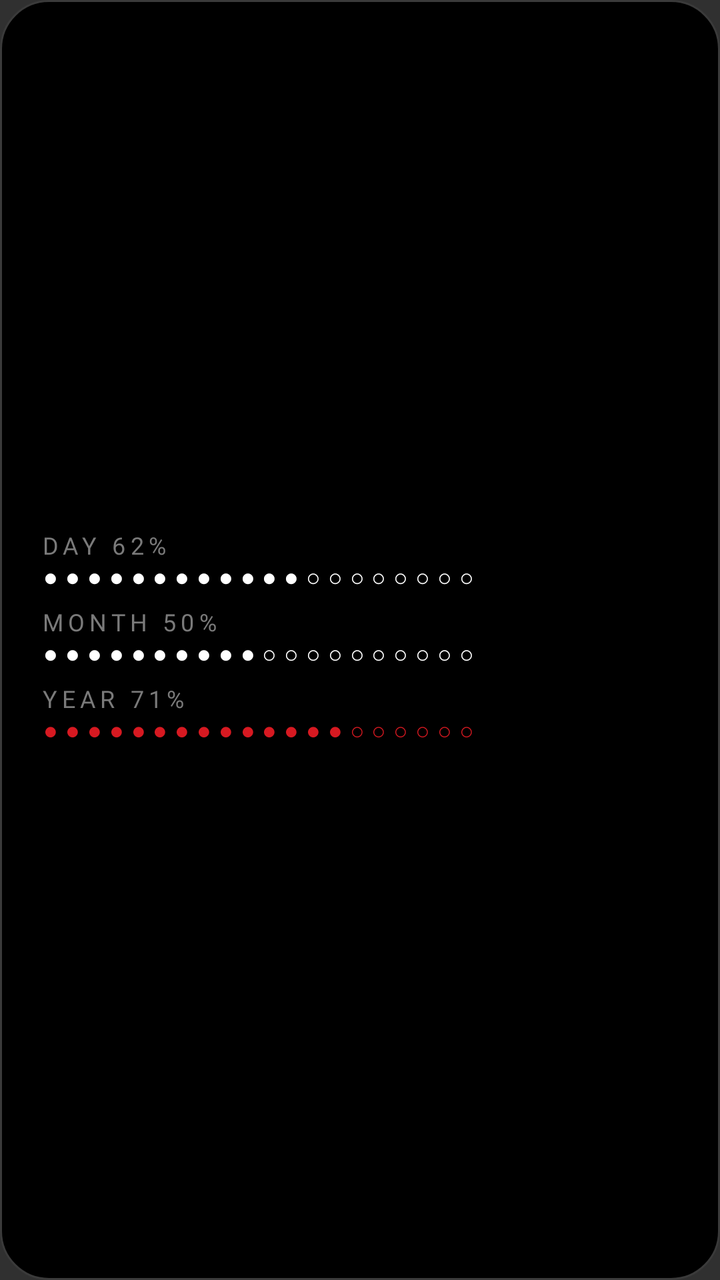
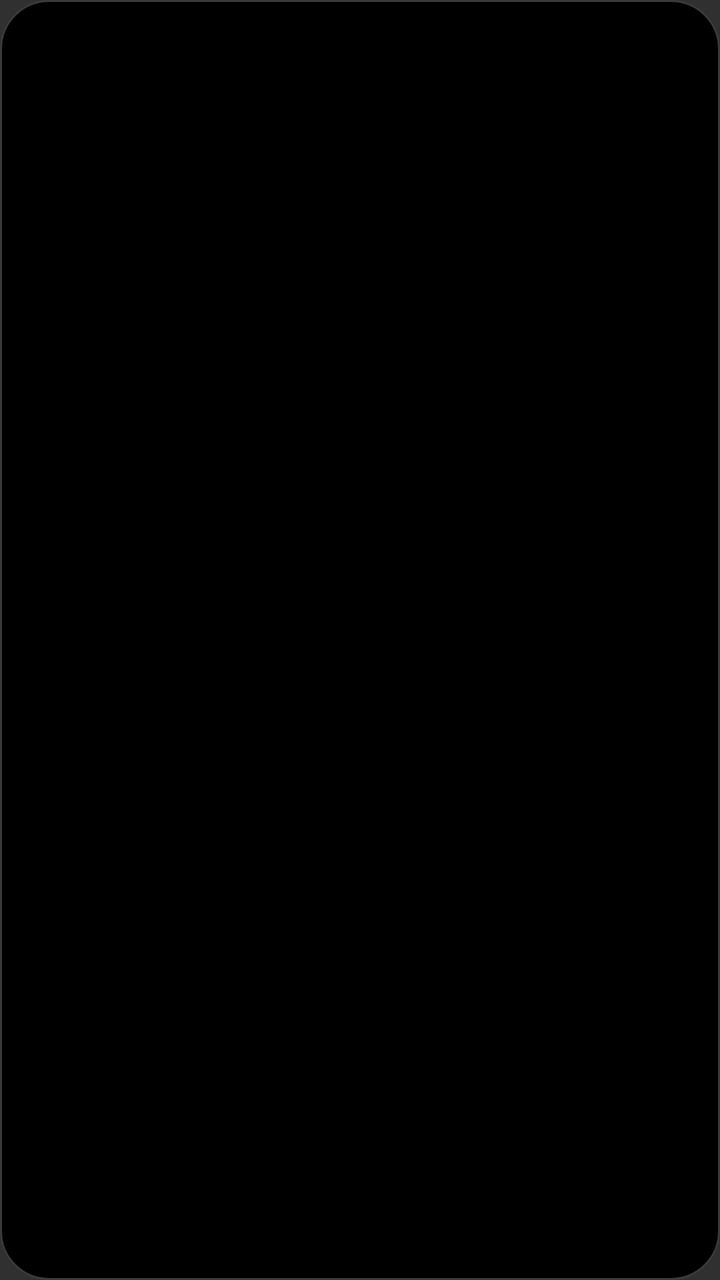

Two renders of the same Android screen: before a commit and after it. Below are the layout's source before the change and the commit's diff.
<!-- AndroidManifest.xml: application theme android:Theme.Material.NoActionBar -->
<!-- res/layout/widget_progress.xml -->
<?xml version="1.0" encoding="utf-8"?>
<LinearLayout xmlns:android="http://schemas.android.com/apk/res/android"
    android:id="@+id/root"
    android:layout_width="match_parent"
    android:layout_height="match_parent"
    android:background="@drawable/bg_widget"
    android:gravity="center_vertical"
    android:orientation="vertical"
    android:padding="20dp">

    <TextView android:id="@+id/day_label" style="@style/DotText.Label" android:layout_width="wrap_content" android:layout_height="wrap_content" android:text="DAY 62%" />
    <TextView android:id="@+id/day_dots" style="@style/DotText.Label" android:layout_width="wrap_content" android:layout_height="wrap_content" android:letterSpacing="0.3" android:textColor="@color/dw_white" android:text="●●●●●●●●●●●●○○○○○○○○" />

    <TextView android:id="@+id/month_label" style="@style/DotText.Label" android:layout_width="wrap_content" android:layout_height="wrap_content" android:layout_marginTop="8dp" android:text="MONTH 50%" />
    <TextView android:id="@+id/month_dots" style="@style/DotText.Label" android:layout_width="wrap_content" android:layout_height="wrap_content" android:letterSpacing="0.3" android:textColor="@color/dw_white" android:text="●●●●●●●●●●○○○○○○○○○○" />

    <TextView android:id="@+id/year_label" style="@style/DotText.Label" android:layout_width="wrap_content" android:layout_height="wrap_content" android:layout_marginTop="8dp" android:text="YEAR 71%" />
    <TextView android:id="@+id/year_dots" style="@style/DotText.Label" android:layout_width="wrap_content" android:layout_height="wrap_content" android:letterSpacing="0.3" android:textColor="@color/dw_red" android:text="●●●●●●●●●●●●●●○○○○○○" />

    <TextView android:id="@+id/locked" style="@style/DotText.Label" android:layout_width="wrap_content" android:layout_height="wrap_content" android:text="@string/locked" android:textColor="@color/dw_red" android:visibility="gone" />
</LinearLayout>
<!-- resources referenced by this layout -->
<resources>
  <color name="dw_red">#FFD71921</color>
  <color name="dw_white">#FFFFFFFF</color>
  <!-- drawable bg_widget (drawable) -->
  <?xml version="1.0" encoding="utf-8"?>
  <shape xmlns:android="http://schemas.android.com/apk/res/android" android:shape="rectangle">
      <solid android:color="@color/dw_black" />
      <stroke android:width="1dp" android:color="@color/dw_outline" />
      <corners android:radius="24dp" />
  </shape>
  <string name="locked">UNLOCK IN APP</string>
  <style name="DotText.Label">
          <item name="android:textSize">12sp</item>
          <item name="android:textColor">@color/dw_grey</item>
          <item name="android:letterSpacing">0.2</item>
      </style>
  <color name="dw_black">#FF000000</color>
  <color name="dw_outline">#FF3A3A3A</color>
  <color name="dw_grey">#FF7A7A7A</color>
</resources>

<!-- the commit's change to res/layout/widget_progress.xml (unified diff, before → after) -->
@@ -1,21 +1,27 @@
 <?xml version="1.0" encoding="utf-8"?>
-<LinearLayout xmlns:android="http://schemas.android.com/apk/res/android"
+<FrameLayout xmlns:android="http://schemas.android.com/apk/res/android"
     android:id="@+id/root"
     android:layout_width="match_parent"
     android:layout_height="match_parent"
     android:background="@drawable/bg_widget"
-    android:gravity="center_vertical"
-    android:orientation="vertical"
     android:padding="20dp">
 
-    <TextView android:id="@+id/day_label" style="@style/DotText.Label" android:layout_width="wrap_content" android:layout_height="wrap_content" android:text="DAY 62%" />
-    <TextView android:id="@+id/day_dots" style="@style/DotText.Label" android:layout_width="wrap_content" android:layout_height="wrap_content" android:letterSpacing="0.3" android:textColor="@color/dw_white" android:text="●●●●●●●●●●●●○○○○○○○○" />
+    <LinearLayout
+        android:layout_width="match_parent"
+        android:layout_height="wrap_content"
+        android:layout_gravity="center"
+        android:gravity="center_horizontal"
+        android:orientation="vertical">
 
-    <TextView android:id="@+id/month_label" style="@style/DotText.Label" android:layout_width="wrap_content" android:layout_height="wrap_content" android:layout_marginTop="8dp" android:text="MONTH 50%" />
-    <TextView android:id="@+id/month_dots" style="@style/DotText.Label" android:layout_width="wrap_content" android:layout_height="wrap_content" android:letterSpacing="0.3" android:textColor="@color/dw_white" android:text="●●●●●●●●●●○○○○○○○○○○" />
+        <ImageView android:id="@+id/day_label" android:layout_width="wrap_content" android:layout_height="wrap_content" android:adjustViewBounds="true" android:contentDescription="@null" />
+        <ImageView android:id="@+id/day_dots" android:layout_width="wrap_content" android:layout_height="wrap_content" android:adjustViewBounds="true" android:contentDescription="@null" />
 
-    <TextView android:id="@+id/year_label" style="@style/DotText.Label" android:layout_width="wrap_content" android:layout_height="wrap_content" android:layout_marginTop="8dp" android:text="YEAR 71%" />
-    <TextView android:id="@+id/year_dots" style="@style/DotText.Label" android:layout_width="wrap_content" android:layout_height="wrap_content" android:letterSpacing="0.3" android:textColor="@color/dw_red" android:text="●●●●●●●●●●●●●●○○○○○○" />
+        <ImageView android:id="@+id/month_label" android:layout_width="wrap_content" android:layout_height="wrap_content" android:adjustViewBounds="true" android:contentDescription="@null" android:layout_marginTop="8dp" />
+        <ImageView android:id="@+id/month_dots" android:layout_width="wrap_content" android:layout_height="wrap_content" android:adjustViewBounds="true" android:contentDescription="@null" />
 
-    <TextView android:id="@+id/locked" style="@style/DotText.Label" android:layout_width="wrap_content" android:layout_height="wrap_content" android:text="@string/locked" android:textColor="@color/dw_red" android:visibility="gone" />
-</LinearLayout>
+        <ImageView android:id="@+id/year_label" android:layout_width="wrap_content" android:layout_height="wrap_content" android:adjustViewBounds="true" android:contentDescription="@null" android:layout_marginTop="8dp" />
+        <ImageView android:id="@+id/year_dots" android:layout_width="wrap_content" android:layout_height="wrap_content" android:adjustViewBounds="true" android:contentDescription="@null" />
+
+        <ImageView android:id="@+id/locked" android:layout_width="wrap_content" android:layout_height="wrap_content" android:adjustViewBounds="true" android:contentDescription="@null" android:visibility="gone" />
+    </LinearLayout>
+</FrameLayout>
<!-- resource entries referenced after the edit -->
@@ -1,7 +1,5 @@
 <!-- resources referenced by this layout -->
 <resources>
-  <color name="dw_red">#FFD71921</color>
-  <color name="dw_white">#FFFFFFFF</color>
   <!-- drawable bg_widget (drawable) -->
   <?xml version="1.0" encoding="utf-8"?>
   <shape xmlns:android="http://schemas.android.com/apk/res/android" android:shape="rectangle">
@@ -9,14 +7,7 @@
       <stroke android:width="1dp" android:color="@color/dw_outline" />
       <corners android:radius="24dp" />
   </shape>
-  <string name="locked">UNLOCK IN APP</string>
-  <style name="DotText.Label">
-          <item name="android:textSize">12sp</item>
-          <item name="android:textColor">@color/dw_grey</item>
-          <item name="android:letterSpacing">0.2</item>
-      </style>
   <color name="dw_black">#FF000000</color>
   <color name="dw_outline">#FF3A3A3A</color>
-  <color name="dw_grey">#FF7A7A7A</color>
 </resources>
 
